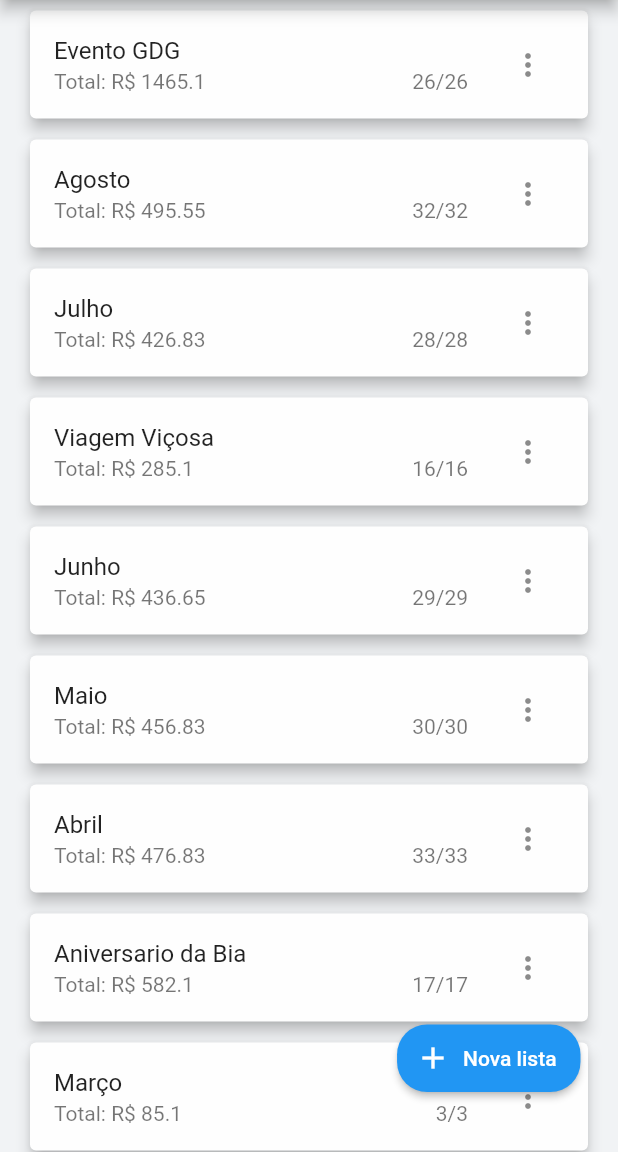
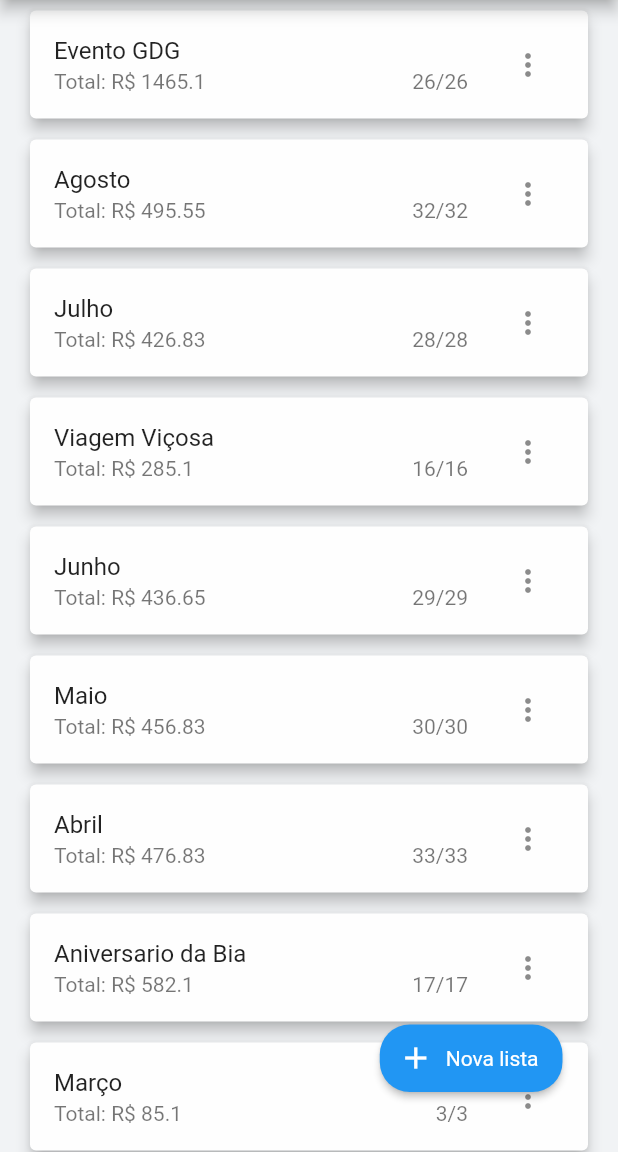
Before and after one commit to TeofiloAlbuquerque/supermarket_list, a Flutter app: the screen it shows after launch, on a phone screen of 412 x 824 dp, the part 84-1236 px from its top. Run offline on Flutter 3.47's test engine with Material 2 defaults, Android fonts, the phone set to English and light mode, and no system bars; our stand-ins replace shared_preferences.

Commit message:
feat: Componentização do CustomElevatedButton

```diff
--- /dev/null
+++ b/lib/src/design_system/components/custom_elevated_button.dart
@@ -0,0 +1,40 @@
+import 'package:flutter/material.dart';
+
+class CustomElevatedButton extends StatelessWidget {
+  final VoidCallback onPressed;
+  final Icon icon;
+  final Widget label;
+  final Color backgroundColor;
+  final Color iconColor;
+  final Color textColor;
+
+  const CustomElevatedButton({
+    super.key,
+    required this.icon,
+    required this.label,
+    required this.backgroundColor,
+    required this.iconColor,
+    required this.textColor,
+    required this.onPressed,
+  });
+
+  @override
+  Widget build(BuildContext context) {
+    return SizedBox(
+      height: 45,
+      child: ElevatedButton.icon(
+        onPressed: onPressed,
+        icon: icon,
+        label: label,
+        style: ElevatedButton.styleFrom(
+          shape: RoundedRectangleBorder(
+            borderRadius: BorderRadius.circular(20),
+          ),
+          textStyle: TextStyle(
+            color: textColor,
+          ),
+        ),
+      ),
+    );
+  }
+}
--- a/lib/src/views/home_view.dart
+++ b/lib/src/views/home_view.dart
@@ -1,6 +1,7 @@
 import 'package:flutter/material.dart';
 import 'package:lista_compras/src/design_system/components/custom_app_bar.dart';
 import 'package:lista_compras/src/design_system/components/custom_drawer.dart';
+import 'package:lista_compras/src/design_system/components/custom_elevated_button.dart';
 import '../design_system/colors/colors_app.dart';
 import '../design_system/components/custom_card.dart';
 import '../models/card_model.dart';
@@ -86,29 +87,25 @@ class _HomeViewState extends State<HomeView> {
               },
             ),
           ),
-          Align(
-            alignment: Alignment.bottomRight,
+          Positioned(
+            bottom: 0,
+            right: 12,
             child: Padding(
               padding: const EdgeInsets.only(
                 bottom: 40,
                 right: 25,
               ),
-              child: SizedBox(
-                height: 45,
-                child: ElevatedButton.icon(
-                  onPressed: () {
-                    Navigator.of(context).pushNamed(
-                      AppRoutes.newList,
-                    );
-                  },
-                  icon: const Icon(Icons.add),
-                  label: const Text('Nova lista'),
-                  style: ElevatedButton.styleFrom(
-                    shape: RoundedRectangleBorder(
-                      borderRadius: BorderRadius.circular(20),
-                    ),
-                  ),
-                ),
+              child: CustomElevatedButton(
+                icon: const Icon(Icons.add),
+                label: const Text('Nova lista'),
+                backgroundColor: AppColors.blue,
+                iconColor: AppColors.white,
+                textColor: AppColors.white,
+                onPressed: () {
+                  Navigator.of(context).pushNamed(
+                    AppRoutes.newList,
+                  );
+                },
               ),
             ),
           )
```
Also changed, not shown: lib/src/views/need_buy_view.dart (+10 -23 lines).
